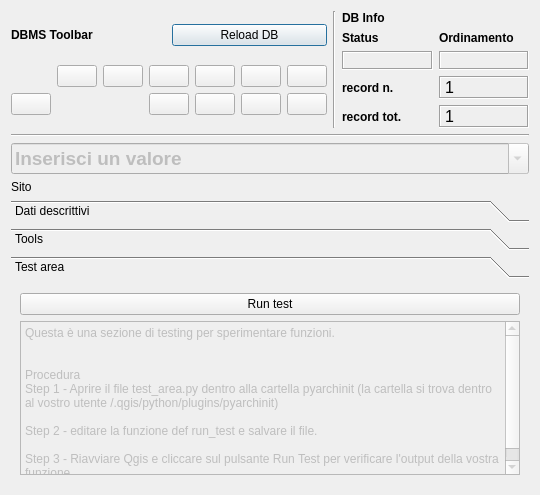
Qt form pyarchinit_dev20130710/modules/gui/pyarchinit_Site_ui.ui (pyarchinit/pyarchinit_218) before a commit.
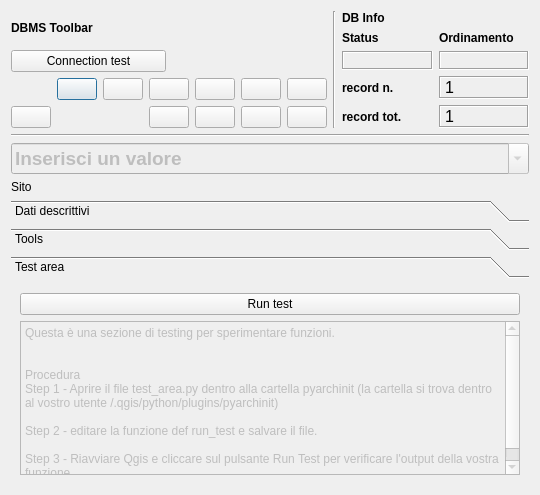
The same form after that commit. The open tabs and pages were chosen to show the change. Icons and pictures are not drawn.

```diff
--- a/pyarchinit_dev20130710/modules/gui/pyarchinit_Site_ui.ui
+++ b/pyarchinit_dev20130710/modules/gui/pyarchinit_Site_ui.ui
@@ -43,14 +43,7 @@
            </property>
           </widget>
          </item>
-         <item row="0" column="1">
-          <widget class="QPushButton" name="pushButton_connect">
-           <property name="text">
-            <string>Reload DB</string>
-           </property>
-          </widget>
-         </item>
-         <item row="1" column="0" colspan="2">
+         <item row="2" column="0" colspan="2">
           <layout class="QGridLayout" name="gridLayout">
            <item row="0" column="5">
             <widget class="QPushButton" name="pushButton_first_rec">
@@ -66,7 +59,7 @@
              </property>
             </widget>
            </item>
-           <item row="0" column="6">
+           <item row="0" column="7">
             <widget class="QPushButton" name="pushButton_next_rec">
              <property name="toolTip">
               <string>Next rec</string>
@@ -80,7 +73,7 @@
              </property>
             </widget>
            </item>
-           <item row="0" column="7">
+           <item row="0" column="8">
             <widget class="QPushButton" name="pushButton_last_rec">
              <property name="toolTip">
               <string>Last rec</string>
@@ -94,7 +87,7 @@
              </property>
             </widget>
            </item>
-           <item row="0" column="8">
+           <item row="0" column="9">
             <widget class="QPushButton" name="pushButton_new_rec">
              <property name="font">
               <font>
@@ -113,7 +106,7 @@
              </property>
             </widget>
            </item>
-           <item row="0" column="9">
+           <item row="0" column="10">
             <widget class="QPushButton" name="pushButton_save">
              <property name="font">
               <font>
@@ -135,7 +128,7 @@
              </property>
             </widget>
            </item>
-           <item row="1" column="6">
+           <item row="1" column="7">
             <widget class="QPushButton" name="pushButton_new_search">
              <property name="font">
               <font>
@@ -154,7 +147,7 @@
              </property>
             </widget>
            </item>
-           <item row="1" column="7">
+           <item row="1" column="8">
             <widget class="QPushButton" name="pushButton_search_go">
              <property name="font">
               <font>
@@ -173,7 +166,7 @@
              </property>
             </widget>
            </item>
-           <item row="1" column="8">
+           <item row="1" column="9">
             <widget class="QPushButton" name="pushButton_sort">
              <property name="font">
               <font>
@@ -192,7 +185,7 @@
              </property>
             </widget>
            </item>
-           <item row="1" column="9">
+           <item row="1" column="10">
             <widget class="QPushButton" name="pushButton_view_all">
              <property name="font">
               <font>
@@ -211,20 +204,6 @@
              </property>
             </widget>
            </item>
-           <item row="0" column="4">
-            <widget class="QPushButton" name="pushButton_prev_rec">
-             <property name="toolTip">
-              <string>Prev rec</string>
-             </property>
-             <property name="text">
-              <string/>
-             </property>
-             <property name="icon">
-              <iconset resource="resources.qrc">
-               <normaloff>:/images/4_leftArrow.png</normaloff>:/images/4_leftArrow.png</iconset>
-             </property>
-            </widget>
-           </item>
            <item row="1" column="2">
             <widget class="QPushButton" name="pushButton_delete">
              <property name="enabled">
@@ -247,8 +226,29 @@
              </property>
             </widget>
            </item>
+           <item row="0" column="6">
+            <widget class="QPushButton" name="pushButton_prev_rec">
+             <property name="toolTip">
+              <string>Prev rec</string>
+             </property>
+             <property name="text">
+              <string/>
+             </property>
+             <property name="icon">
+              <iconset resource="resources.qrc">
+               <normaloff>:/images/4_leftArrow.png</normaloff>:/images/4_leftArrow.png</iconset>
+             </property>
+            </widget>
+           </item>
           </layout>
          </item>
+         <item row="1" column="0">
+          <widget class="QPushButton" name="pushButton_connect">
+           <property name="text">
+            <string>Connection test</string>
+           </property>
+          </widget>
+         </item>
         </layout>
        </item>
        <item>
```
Left out of the diff: 6 changed lines with no effect on the pictures.
